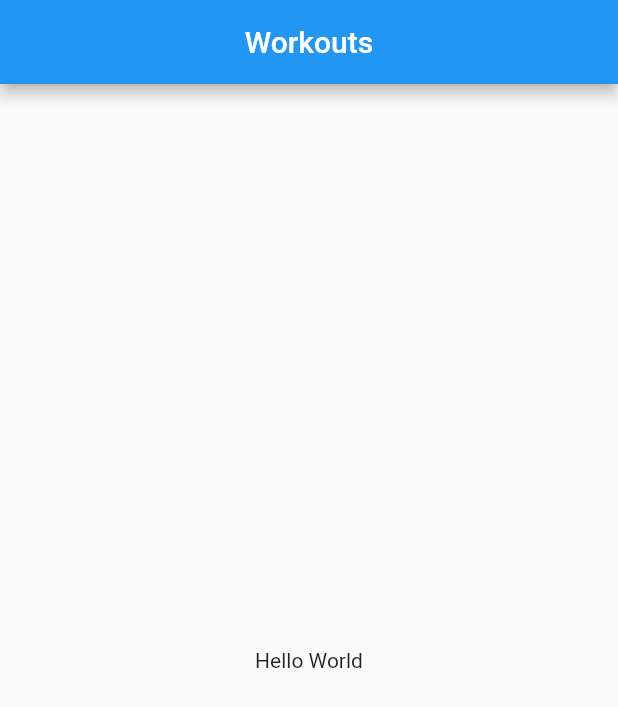
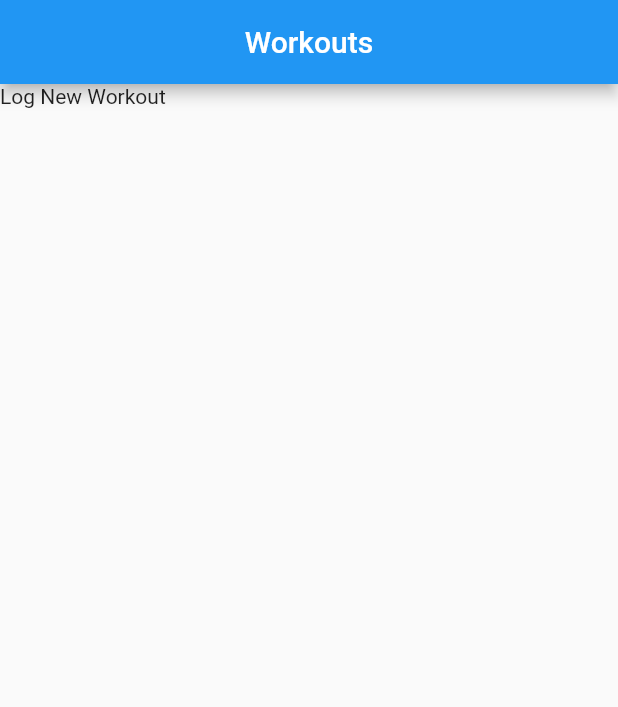
Before and after one commit to SvabhuG/fitly, a Flutter app: the screen it shows after launch, on a phone screen of 412 x 824 dp. Shown: the top 707 px of the screen. Run offline on Flutter 3.47's test engine with Material 2 defaults, Android fonts, the phone set to English and light mode, and no system bars.

Commit message:
workouts tab

```diff
--- a/lib/main.dart
+++ b/lib/main.dart
@@ -17,9 +17,9 @@ class MyApp extends StatelessWidget {
               child: Text('Workouts'),
           )
         ),
-        body: const Center(
-          child: Text('Hello World'),
-        ),
+        body: Container(
+          child: Text ('Log New Workout')
+        )
       ),
     );
   }
```
